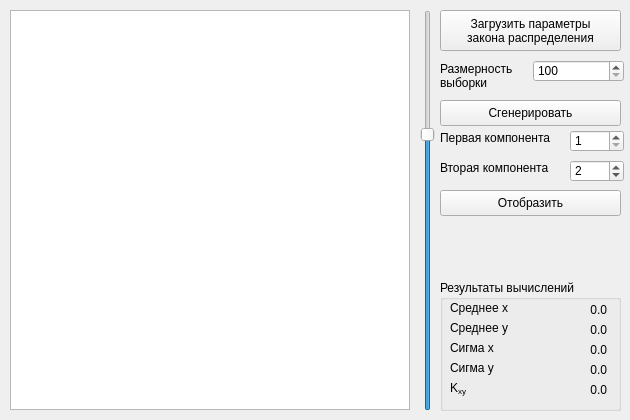
This is mainwindow.ui in lifchicker/pattern-recognition-lab-3 as Qt 5 draws it before an edit. The edited form follows.
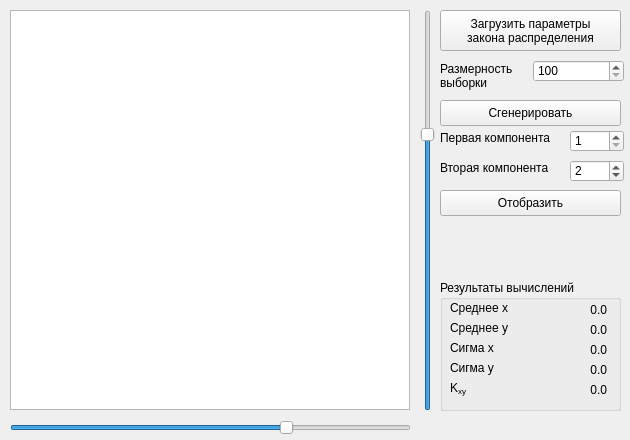
This is the edited form.

Commit message: Add calculations of y1 and y2. Some refactor works.

```diff
--- a/mainwindow.ui
+++ b/mainwindow.ui
@@ -7,7 +7,7 @@
     <x>0</x>
     <y>0</y>
     <width>630</width>
-    <height>420</height>
+    <height>440</height>
    </rect>
   </property>
   <property name="sizePolicy">
@@ -373,6 +373,28 @@
      </property>
     </widget>
    </widget>
+   <widget class="QSlider" name="zoomX">
+    <property name="geometry">
+     <rect>
+      <x>10</x>
+      <y>420</y>
+      <width>401</width>
+      <height>16</height>
+     </rect>
+    </property>
+    <property name="minimum">
+     <number>1</number>
+    </property>
+    <property name="maximum">
+     <number>100</number>
+    </property>
+    <property name="value">
+     <number>70</number>
+    </property>
+    <property name="orientation">
+     <enum>Qt::Horizontal</enum>
+    </property>
+   </widget>
   </widget>
  </widget>
  <layoutdefault spacing="6" margin="11"/>
```
Left out of the diff: 2 changed lines with no effect on the pictures. The commit also changes 2 other files.
